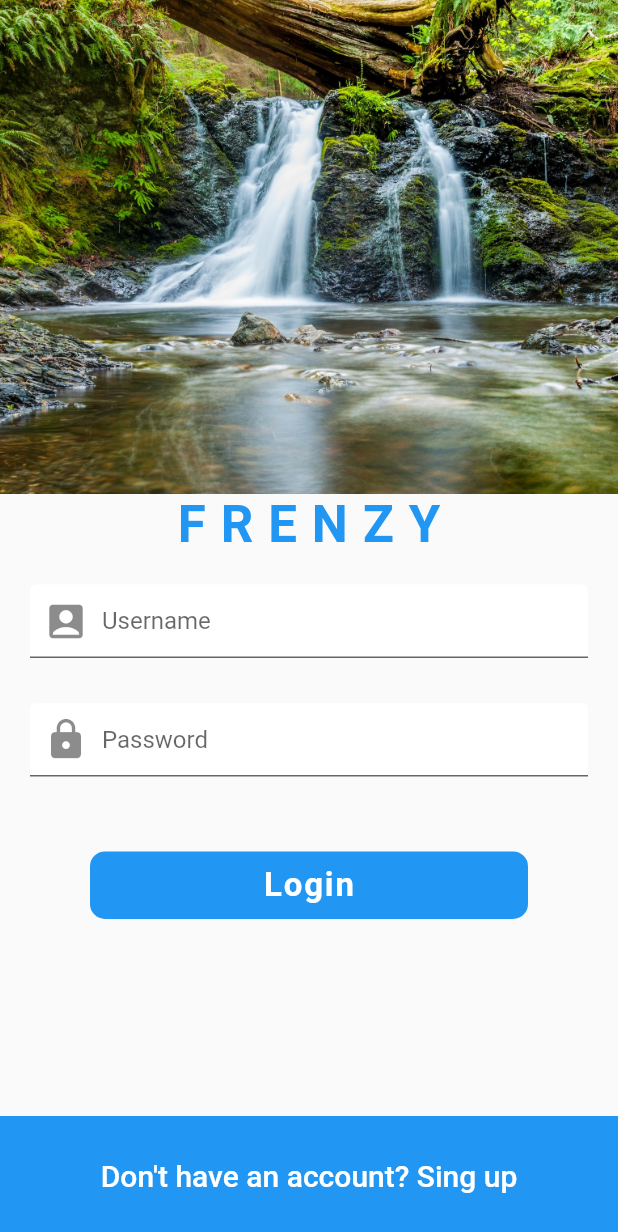
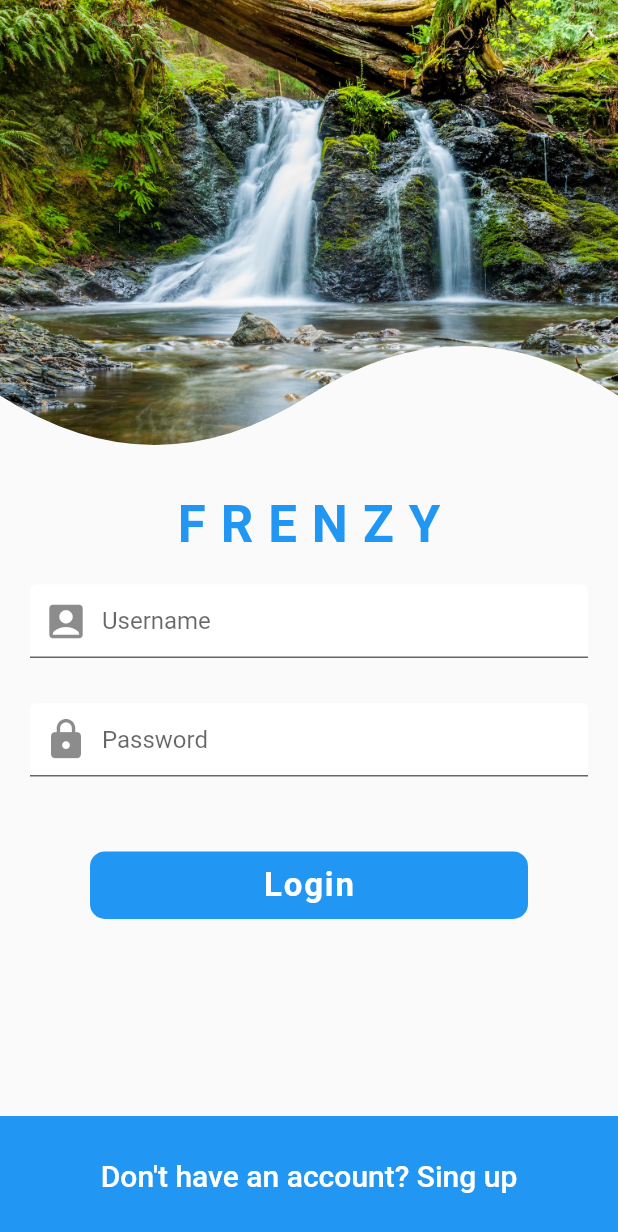
Before and after one commit to rhromets/ui_social_media, a Flutter app: the screen it shows after launch, on a phone screen of 412 x 824 dp. Shown: the top 1232 px of the screen. Run offline on Flutter 3.47's test engine with Material 2 defaults, Android fonts, the phone set to English and light mode, and no system bars.

Commit message:
Add Image Clipper

```diff
--- a/lib/screens/login_screen.dart
+++ b/lib/screens/login_screen.dart
@@ -1,4 +1,5 @@
 import 'package:flutter/material.dart';
+import 'package:social_media_ui/widgets/curve_clipper.dart';
 
 class LoginScreen extends StatefulWidget {
   const LoginScreen({Key? key}) : super(key: key);
@@ -17,11 +18,14 @@ class _LoginScreenState extends State<LoginScreen> {
           height: MediaQuery.of(context).size.height,
           child: Column(
             children: [
-              Image(
-                height: MediaQuery.of(context).size.height / 2.5,
-                width: double.infinity,
-                image: const AssetImage('assets/images/login_background.jpg'),
-                fit: BoxFit.cover,
+              ClipPath(
+                clipper: CurveClipper(),
+                child: Image(
+                  height: MediaQuery.of(context).size.height / 2.5,
+                  width: double.infinity,
+                  image: const AssetImage('assets/images/login_background.jpg'),
+                  fit: BoxFit.cover,
+                ),
               ),
               Text(
                 'FRENZY',
--- /dev/null
+++ b/lib/widgets/curve_clipper.dart
@@ -0,0 +1,33 @@
+import 'package:flutter/material.dart';
+
+class CurveClipper extends CustomClipper<Path> {
+  @override
+  Path getClip(Size size) {
+    Path path = Path();
+    path.lineTo(0, 4 * size.height / 5);
+    Offset curvePoint1 = Offset(size.width / 4, size.height);
+    Offset centerPoint = Offset(size.width / 2, 4 * size.height / 5);
+    path.quadraticBezierTo(
+      curvePoint1.dx,
+      curvePoint1.dy,
+      centerPoint.dx,
+      centerPoint.dy,
+    );
+    Offset curvePoint2 = Offset(3 * size.width / 4, 3 * size.height / 5);
+    Offset endPoint = Offset(size.width, 4 * size.height / 5);
+    path.quadraticBezierTo(
+      curvePoint2.dx,
+      curvePoint2.dy,
+      endPoint.dx,
+      endPoint.dy,
+    );
+    path.lineTo(size.width, 0.0);
+    path.close();
+    return path;
+  }
+
+  @override
+  bool shouldReclip(covariant CustomClipper<Path> oldClipper) {
+    return false;
+  }
+}
```
